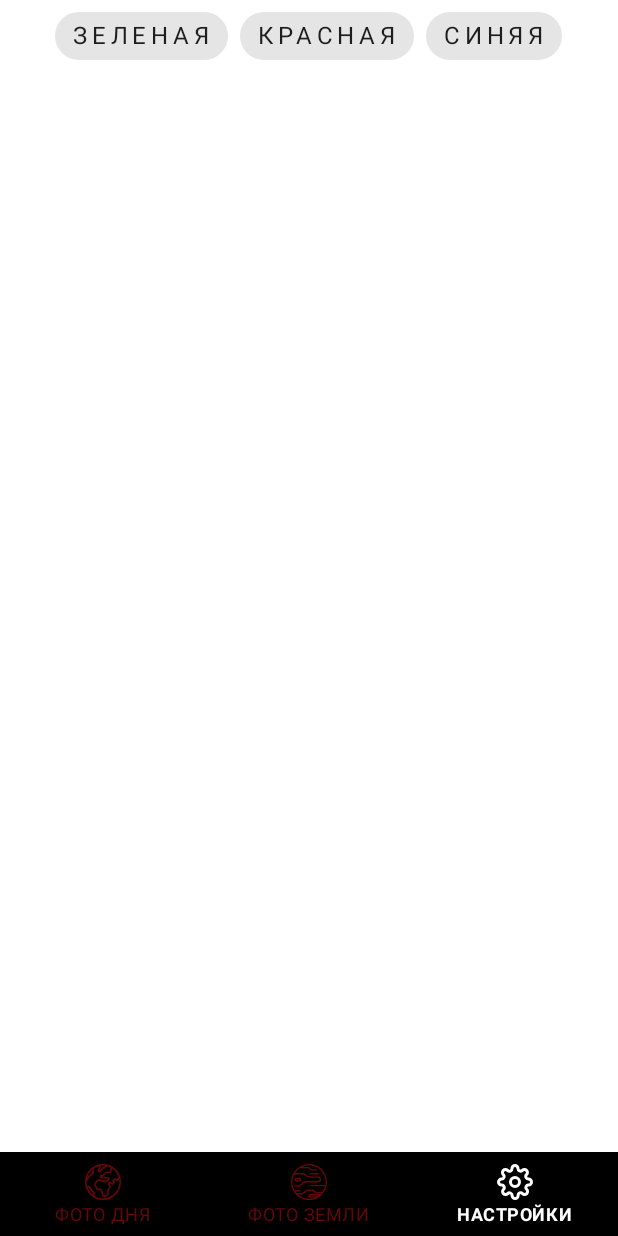
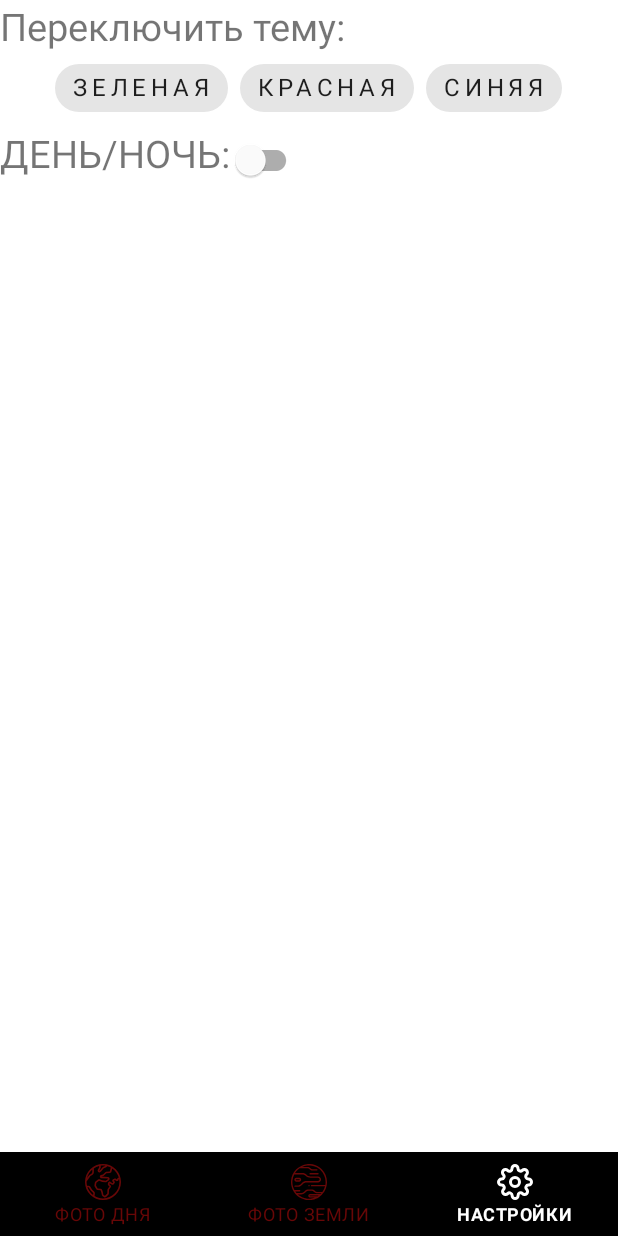
Before and after one commit to SergioBaal/NasaStar, an Android app: the screen it shows after launch (MainActivity), item 3 of the bottom bar chosen, on a phone screen of 412 x 824 dp. Run offline under Robolectric (Android 15) with nearby library versions, the phone set to English and light mode, and no system bars; pictures from the network do not load; Roboto replaces fonts that are not available here.

Commit message:
дз 3. Добавил смену дневного/ночного режима.

```diff
--- a/app/src/main/java/ru/b/nasastar/view/settings/SettingsFragment.kt
+++ b/app/src/main/java/ru/b/nasastar/view/settings/SettingsFragment.kt
@@ -5,6 +5,7 @@ import android.os.Bundle
 import android.view.LayoutInflater
 import android.view.View
 import android.view.ViewGroup
+import androidx.appcompat.app.AppCompatDelegate
 import androidx.fragment.app.Fragment
 import com.google.android.material.chip.ChipGroup
 import ru.b.nasastar.R
@@ -60,6 +61,14 @@ class SettingsFragment : Fragment() {
                 }
             }
         }
+
+        binding.switchTheme.setOnCheckedChangeListener { view, isChecked ->
+            if(isChecked){
+                AppCompatDelegate.setDefaultNightMode(AppCompatDelegate.MODE_NIGHT_YES)
+            }else{
+                AppCompatDelegate.setDefaultNightMode(AppCompatDelegate.MODE_NIGHT_NO)
+            }
+        }
     }
 
     companion object {
--- a/app/src/main/res/layout/fragment_settings.xml
+++ b/app/src/main/res/layout/fragment_settings.xml
@@ -4,6 +4,13 @@
     android:layout_width="match_parent"
     android:layout_height="match_parent"
     android:orientation="vertical">
+
+
+    <TextView
+        android:layout_width="wrap_content"
+        android:layout_height="wrap_content"
+        android:text="Переключить тему:"
+        android:textSize="25dp"/>
 
     <com.google.android.material.chip.ChipGroup
         android:id="@+id/settingsChipGroup"
@@ -31,5 +38,23 @@
             android:text="@string/blue" />
     </com.google.android.material.chip.ChipGroup>
 
+    <LinearLayout
+        android:layout_width="wrap_content"
+        android:layout_height="wrap_content"
+        android:orientation="horizontal">
+        <TextView
+            android:layout_width="wrap_content"
+            android:layout_height="wrap_content"
+            android:text="ДЕНЬ/НОЧЬ:"
+            android:textSize="25dp"/>
+
+        <com.google.android.material.switchmaterial.SwitchMaterial
+            android:id="@+id/switchTheme"
+            android:layout_width="wrap_content"
+            android:layout_height="wrap_content"/>
+    </LinearLayout>
+
+
+
 
 </LinearLayout>
```
